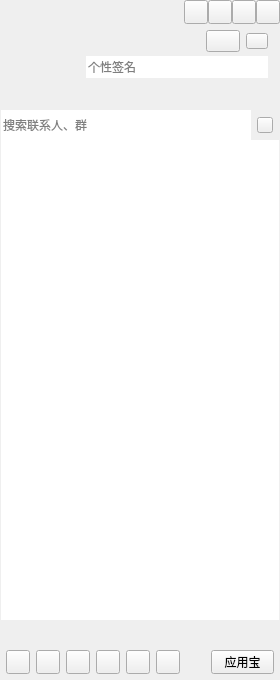
This is CCMainWindow.ui in jmh000527/criker-client as Qt 5 draws it before an edit. The edited form follows.
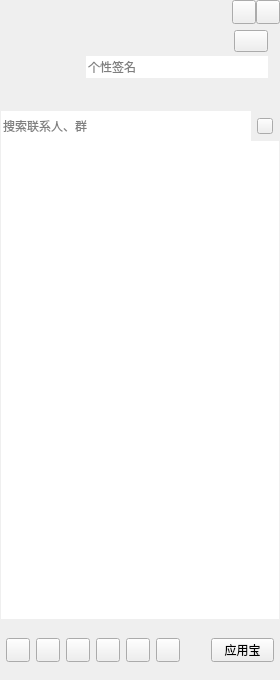
This is the edited form.

```diff
--- a/CCMainWindow.ui
+++ b/CCMainWindow.ui
@@ -70,31 +70,9 @@
         <property name="leftMargin">
          <number>12</number>
         </property>
-        <item>
-         <widget class="QLabel" name="titleIcon">
-          <property name="sizePolicy">
-           <sizepolicy hsizetype="Fixed" vsizetype="Fixed">
-            <horstretch>0</horstretch>
-            <verstretch>0</verstretch>
-           </sizepolicy>
-          </property>
-          <property name="minimumSize">
-           <size>
-            <width>42</width>
-            <height>18</height>
-           </size>
-          </property>
-          <property name="maximumSize">
-           <size>
-            <width>42</width>
-            <height>18</height>
-           </size>
-          </property>
-          <property name="text">
-           <string/>
-          </property>
-         </widget>
-        </item>
+        <property name="rightMargin">
+         <number>0</number>
+        </property>
         <item>
          <spacer name="horizontalSpacer">
           <property name="orientation">
@@ -108,56 +86,6 @@
           </property>
          </spacer>
         </item>
-        <item>
-         <widget class="QPushButton" name="placeholder1">
-          <property name="sizePolicy">
-           <sizepolicy hsizetype="Fixed" vsizetype="Fixed">
-            <horstretch>0</horstretch>
-            <verstretch>0</verstretch>
-           </sizepolicy>
-          </property>
-          <property name="minimumSize">
-           <size>
-            <width>24</width>
-            <height>24</height>
-           </size>
-          </property>
-          <property name="maximumSize">
-           <size>
-            <width>24</width>
-            <height>24</height>
-           </size>
-          </property>
-          <property name="text">
-           <string/>
-          </property>
-         </widget>
-        </item>
-        <item>
-         <widget class="QPushButton" name="placeholder2">
-          <property name="sizePolicy">
-           <sizepolicy hsizetype="Fixed" vsizetype="Fixed">
-            <horstretch>0</horstretch>
-            <verstretch>0</verstretch>
-           </sizepolicy>
-          </property>
-          <property name="minimumSize">
-           <size>
-            <width>24</width>
-            <height>24</height>
-           </size>
-          </property>
-          <property name="maximumSize">
-           <size>
-            <width>24</width>
-            <height>24</height>
-           </size>
-          </property>
-          <property name="text">
-           <string/>
-          </property>
-         </widget>
-        </item>
         <item>
          <widget class="QPushButton" name="sysmin">
           <property name="sizePolicy">
@@ -320,34 +248,6 @@
               </property>
              </widget>
             </item>
-            <item>
-             <widget class="QPushButton" name="levelBtn">
-              <property name="sizePolicy">
-               <sizepolicy hsizetype="Fixed" vsizetype="Fixed">
-                <horstretch>0</horstretch>
-                <verstretch>0</verstretch>
-               </sizepolicy>
-              </property>
-              <property name="minimumSize">
-               <size>
-                <width>22</width>
-                <height>16</height>
-               </size>
-              </property>
-              <property name="maximumSize">
-               <size>
-                <width>22</width>
-                <height>16</height>
-               </size>
-              </property>
-              <property name="text">
-               <string/>
-              </property>
-              <property name="hasBorder" stdset="0">
-               <bool>true</bool>
-              </property>
-             </widget>
-            </item>
            </layout>
           </item>
           <item>
@@ -417,13 +317,13 @@
        <number>1</number>
       </property>
       <property name="topMargin">
-       <number>0</number>
+       <number>1</number>
       </property>
       <property name="rightMargin">
        <number>1</number>
       </property>
       <property name="bottomMargin">
-       <number>0</number>
+       <number>1</number>
       </property>
       <item>
        <widget class="QWidget" name="searchWidget" native="true">
@@ -525,7 +425,7 @@
            <x>0</x>
            <y>0</y>
            <width>278</width>
-           <height>474</height>
+           <height>472</height>
           </rect>
          </property>
          <property name="sizePolicy">
@@ -610,7 +510,7 @@
      <property name="bottomSkin" stdset="0">
       <bool>true</bool>
      </property>
-     <layout class="QVBoxLayout" name="verticalLayout_5" stretch="1,1">
+     <layout class="QVBoxLayout" name="verticalLayout_5" stretch="0,0">
       <property name="spacing">
        <number>6</number>
       </property>
```
